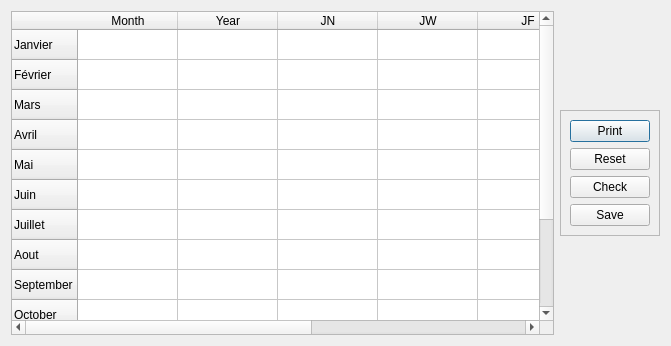
The window that ui/garde_dialog.ui (otmanLAHRECHE/g_H2) describes before a commit, drawn with Qt 5.
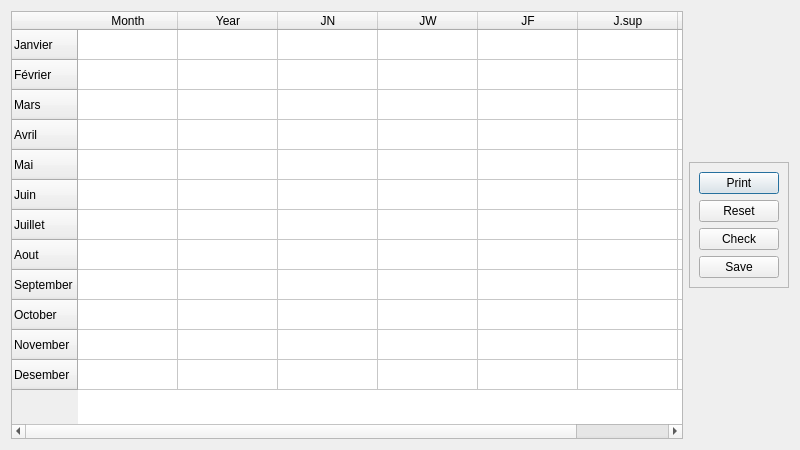
The same window after the commit.

The edit to the form file:
```diff
--- a/ui/garde_dialog.ui
+++ b/ui/garde_dialog.ui
@@ -6,10 +6,16 @@
    <rect>
     <x>0</x>
     <y>0</y>
-    <width>671</width>
-    <height>346</height>
+    <width>800</width>
+    <height>450</height>
    </rect>
   </property>
+  <property name="minimumSize">
+   <size>
+    <width>800</width>
+    <height>450</height>
+   </size>
+  </property>
   <property name="windowTitle">
    <string>Table de Garde</string>
   </property>
@@ -82,11 +88,6 @@
        <string>Desember</string>
       </property>
      </row>
-     <row>
-      <property name="text">
-       <string>Total</string>
-      </property>
-     </row>
      <column>
       <property name="text">
        <string>Month</string>
```
